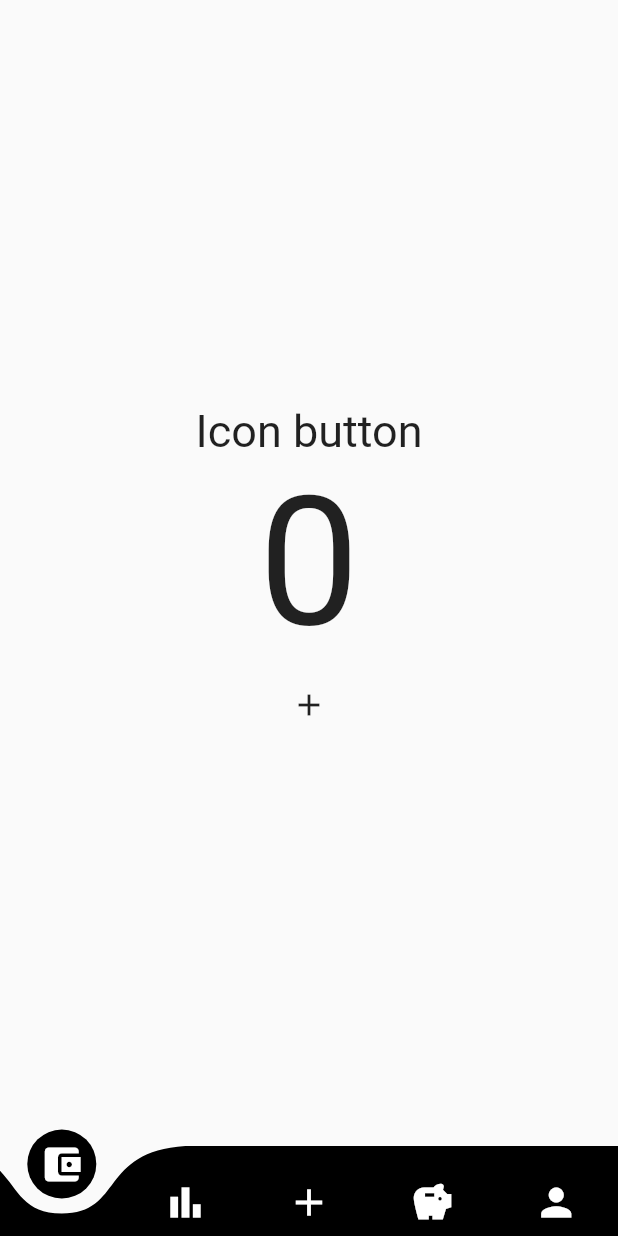
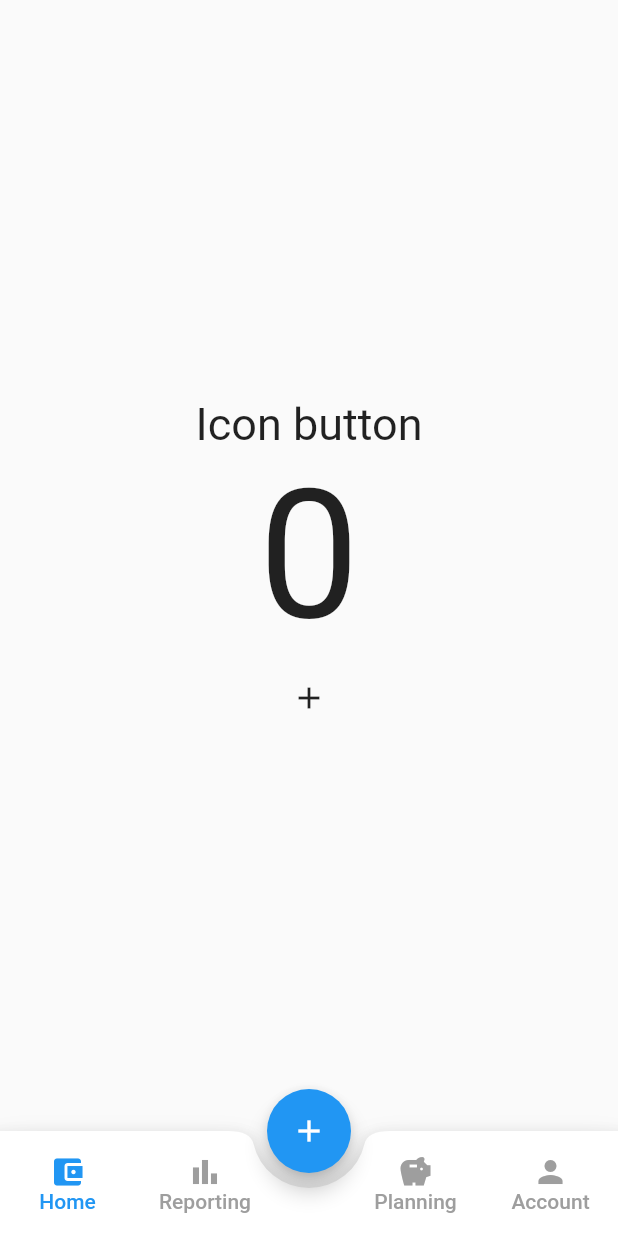
Before and after one commit to 20021462/FlutterHelloWorld, a Flutter app: the screen it shows after launch, on a phone screen of 412 x 824 dp. Run offline on Flutter 3.47's test engine with Material 2 defaults, Android fonts, the phone set to English and light mode, and no system bars; our stand-ins replace firebase_core; accounts and stored records are empty.

Commit message:
new Navigation Bar

```diff
--- a/lib/home_page.dart
+++ b/lib/home_page.dart
@@ -17,68 +17,146 @@ class HomePage extends StatefulWidget {
 }
 
 class _HomePageState extends State<HomePage> {
-  int _index = 0;
   MomaUser appUser;
-  var screens;
+
+  int currentTab = 0;
+  final PageStorageBucket bucket =PageStorageBucket();
+  Widget currentScreen;
 
   _HomePageState(this.appUser){
-    screens = [
-      TransactionPage(appUser: appUser,),
-      ReportingPage(appUser: appUser),
-      AddingPage(appUser: appUser),
-      PlanningPage(appUser: appUser),
-      AccountPage(appUser: appUser),
-    ];
+    currentScreen=TransactionPage(appUser: appUser,);
   }
 
-  final navigationKey = GlobalKey<CurvedNavigationBarState>();
+
 
   @override
   Widget build(BuildContext context) {
     return Scaffold(
-        body: screens[_index],
-        bottomNavigationBar: Theme(
-          data: Theme.of(context).copyWith(
-            iconTheme: const IconThemeData(color: Colors.white),
+      body: PageStorage(
+        child: currentScreen,
+        bucket: bucket,
       ),
-          child: CurvedNavigationBar(
-            key: navigationKey,
-            backgroundColor: Colors.transparent,
-            color: Colors.black,
-            height: 60,
-            animationCurve: Curves.easeInOut,
-            animationDuration: const Duration(milliseconds: 500),
-            items: const [
+      floatingActionButton: FloatingActionButton(
+        child: Icon(Icons.add),
+        onPressed: (){
+          setState(() {
+            currentScreen=AddingPage(appUser: appUser,);
+            currentTab=2;
+          });
+        },
+      ),
+      floatingActionButtonLocation: FloatingActionButtonLocation.centerDocked ,
+      bottomNavigationBar: BottomAppBar(
+        shape: CircularNotchedRectangle(),
+        notchMargin: 10,
+        child: Container(
+          height: 70,
+          child: Row(
+            mainAxisAlignment: MainAxisAlignment.spaceBetween,
+            children: [
+              Row(
+                crossAxisAlignment: CrossAxisAlignment.start,
+                children: [
+                  MaterialButton(
+                    minWidth: 90,
+                    onPressed: (){
+                      setState(() {
+                        currentScreen=TransactionPage(appUser: appUser,);
+                        currentTab =0;
+                      });
+                    },
+                    child: Column(
+                      mainAxisAlignment: MainAxisAlignment.center,
+                      children: [
                         Icon(
                           Icons.account_balance_wallet,
-                size: 30,
+                          color: currentTab==0? Colors.blue:Colors.grey,
                         ),
+                        Text(
+                          "Home",
+                          style: TextStyle(color: currentTab==0? Colors.blue: Colors.grey),
+                        )
+                      ],
+                    ),
+                  ),
+                  MaterialButton(
+                    minWidth: 90,
+                    onPressed: (){
+                      setState(() {
+                        currentScreen=ReportingPage(appUser: appUser,);
+                        currentTab =1;
+                      });
+                    },
+                    child: Column(
+                      mainAxisAlignment: MainAxisAlignment.center,
+                      children: [
                         Icon(
                           Icons.bar_chart,
-                size: 30,
+                          color: currentTab==1? Colors.blue:Colors.grey,
                         ),
-              Icon(
-                Icons.add,
-                size: 30,
+                        Text(
+                          "Reporting",
+                          style: TextStyle(color: currentTab==1? Colors.blue: Colors.grey),
+                        )
+                      ],
                     ),
+                  )
+                ],
+              ),
+              //Right tab button
+              Row(
+                crossAxisAlignment: CrossAxisAlignment.start,
+                children: [
+                  MaterialButton(
+                    minWidth: 90,
+                    onPressed: (){
+                      setState(() {
+                        currentScreen=PlanningPage(appUser: appUser,);
+                        currentTab =3;
+                      });
+                    },
+                    child: Column(
+                      mainAxisAlignment: MainAxisAlignment.center,
+                      children: [
                         Icon(
                           Icons.savings,
-                size: 30,
+                          color: currentTab==3? Colors.blue:Colors.grey,
                         ),
+                        Text(
+                          "Planning",
+                          style: TextStyle(color: currentTab==3? Colors.blue: Colors.grey),
+                        )
+                      ],
+                    ),
+                  ),
+                  MaterialButton(
+                    minWidth: 90,
+                    onPressed: (){
+                      setState(() {
+                        currentScreen=AccountPage(appUser: appUser,);
+                        currentTab =4;
+                      });
+                    },
+                    child: Column(
+                      mainAxisAlignment: MainAxisAlignment.center,
+                      children: [
                         Icon(
                           Icons.person,
-                size: 30,
+                          color: currentTab==4? Colors.blue:Colors.grey,
+                        ),
+                        Text(
+                          "Account",
+                          style: TextStyle(color: currentTab==4? Colors.blue: Colors.grey),
                         )
                       ],
-            onTap: _changeItem,
-            index: _index,
                     ),
-        ));
-  }
-
-  void _changeItem(int value) {
-    setState(() {
-      _index = value;
-    });
+                  )
+                ],
+              )
+            ],
+          ),
+        ),
+      ),
+    );
   }
 }
--- a/lib/main.dart
+++ b/lib/main.dart
@@ -3,22 +3,22 @@ import 'package:hello_world/home_page.dart';
 import 'package:firebase_core/firebase_core.dart';
 import 'back_end/moma_user.dart';
 
-const MaterialColor primaryBlack = MaterialColor(
-  _blackPrimaryValue,
-  <int, Color>{
-    50: Color(0xFF000000),
-    100: Color(0xFF000000),
-    200: Color(0xFF000000),
-    300: Color(0xFF000000),
-    400: Color(0xFF000000),
-    500: Color(_blackPrimaryValue),
-    600: Color(0xFF000000),
-    700: Color(0xFF000000),
-    800: Color(0xFF000000),
-    900: Color(0xFF000000),
-  },
-);
-const int _blackPrimaryValue = 0xFF000000;
+// const MaterialColor primaryBlack = MaterialColor(
+//   _blackPrimaryValue,
+//   <int, Color>{
+//     50: Color(0xFF000000),
+//     100: Color(0xFF000000),
+//     200: Color(0xFF000000),
+//     300: Color(0xFF000000),
+//     400: Color(0xFF000000),
+//     500: Color(_blackPrimaryValue),
+//     600: Color(0xFF000000),
+//     700: Color(0xFF000000),
+//     800: Color(0xFF000000),
+//     900: Color(0xFF000000),
+//   },
+// );
+// const int _blackPrimaryValue = 0xFF000000;
 
 void main() async{
   MomaUser appUser = MomaUser("test@gmail.com");
@@ -38,19 +38,11 @@ class MyApp extends StatelessWidget {
     return MaterialApp(
       title: 'MOMA',
       theme: ThemeData(
-        // This is the theme of your application.
-        //
-        // Try running your application with "flutter run". You'll see the
-        // application has a blue toolbar. Then, without quitting the app, try
-        // changing the primarySwatch below to Colors.green and then invoke
-        // "hot reload" (press "r" in the console where you ran "flutter run",
-        // or simply save your changes to "hot reload" in a Flutter IDE).
-        // Notice that the counter didn't reset back to zero; the application
-        // is not restarted.
-        primarySwatch: primaryBlack,
+
+
       ),
       home: HomePage(appUser: appUser),
-      //home: MainScreen(appUser: appUser,),
+      //home: NewPage(),
       debugShowCheckedModeBanner: false,
       // routes: <String, WidgetBuilder>{
       //   '/signup': (BuildContext context) => SignupPage(),
```
Also changed, not shown: 1 other file. Lines whose indentation alone changed are shown as unchanged.
